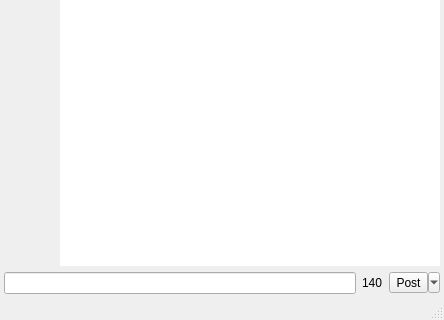
Qt form qweenmainwindow.ui (plus7/Qween) before a commit; both pictures show x 0 to 444 and y 186 to 506 of the 444 by 506 pixel window.
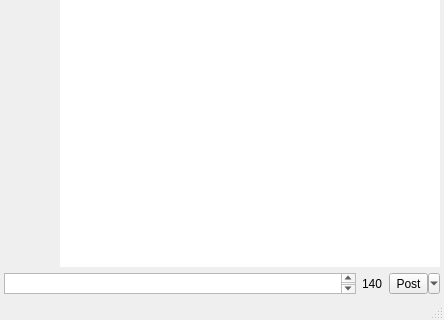
The same form after that commit. Custom widgets are drawn as their Qt base class.

Commit message: implement multiple-line input box. add testingdialog.*.

Diff of the .ui file:
```diff
--- a/qweenmainwindow.ui
+++ b/qweenmainwindow.ui
@@ -202,14 +202,20 @@
          <layout class="QHBoxLayout" name="horizontalLayout_2">
           <item>
            <widget class="QweenInputBox" name="statusText">
-            <property name="focusPolicy">
-             <enum>Qt::StrongFocus</enum>
+            <property name="sizePolicy">
+             <sizepolicy hsizetype="Expanding" vsizetype="Ignored">
+              <horstretch>0</horstretch>
+              <verstretch>0</verstretch>
+             </sizepolicy>
             </property>
-            <property name="autoFillBackground">
-             <bool>false</bool>
+            <property name="minimumSize">
+             <size>
+              <width>0</width>
+              <height>20</height>
+             </size>
             </property>
-            <property name="styleSheet">
-             <string notr="true"/>
+            <property name="tabChangesFocus">
+             <bool>true</bool>
             </property>
            </widget>
           </item>
@@ -934,16 +940,16 @@
  </widget>
  <layoutdefault spacing="6" margin="11"/>
  <customwidgets>
-  <customwidget>
-   <class>QweenInputBox</class>
-   <extends>QLineEdit</extends>
-   <header>qweeninputbox.h</header>
-  </customwidget>
   <customwidget>
    <class>StatusBrowser</class>
    <extends>QTextBrowser</extends>
    <header>statusbrowser.h</header>
   </customwidget>
+  <customwidget>
+   <class>QweenInputBox</class>
+   <extends>QPlainTextEdit</extends>
+   <header>qweeninputbox.h</header>
+  </customwidget>
  </customwidgets>
  <resources/>
  <connections/>
```
Left out of the diff: 9 changed lines with no effect on the pictures. The commit also changes 11 other files.
